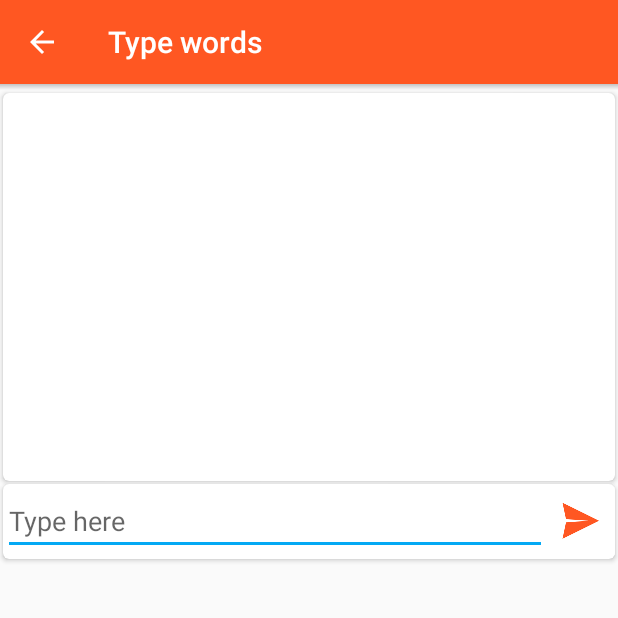
After one commit to polis89/GermanVerbs, an Android app: the FullWordTypeGameActivity screen opened directly, with no data from a screen before it, on a phone screen of 412 x 824 dp, the top half of it. The commit adds this screen. Run offline under Robolectric (Android 15) with nearby library versions, the phone set to English and light mode, and no system bars; 7 statements that could not run were skipped.

Commit message:
Add full type game activity

```diff
--- a/app/src/main/AndroidManifest.xml
+++ b/app/src/main/AndroidManifest.xml
@@ -36,6 +36,12 @@
             android:parentActivityName=".MainActivity"
             android:screenOrientation="portrait"/>
 
+        <activity android:name=".games.FullWordTypeGameActivity"
+            android:label="@string/full_type_word_game_activity_name"
+            android:theme="@style/AppTheme.NoActionBar"
+            android:parentActivityName=".MainActivity"
+            android:screenOrientation="portrait"/>
+
         <activity android:name=".games.ResultActivity"
             android:label="@string/result_activity_name"
             android:theme="@style/AppTheme.NoActionBar"
--- a/app/src/main/java/ru/polis/germanverbs/MainActivity.java
+++ b/app/src/main/java/ru/polis/germanverbs/MainActivity.java
@@ -41,6 +41,7 @@ public class MainActivity extends AppCompatActivity {
     public static final String SHARED_PREF_FIRST_LAUNCH_TAG = "first_launch"; //Переменная для определения первого запуска в SharedPrefs
     public static final String SHARED_PREF_CARDS_GAME_WORD_COUNT = "cards_game_word_count"; //Количество слов для изучения в игре-карточки
     public static final String SHARED_PREF_TYPE_WORD_GAME_WORD_COUNT = "type_word_game_word_count";
+    public static final String SHARED_PREF_FULL_TYPE_WORD_GAME_WORD_COUNT = "full_type_word_game_word_count";
 
     public Language language;
     private BottomBar bottomBar;
--- a/app/src/main/java/ru/polis/germanverbs/games/TypeWordGameActivity.java
+++ b/app/src/main/java/ru/polis/germanverbs/games/TypeWordGameActivity.java
@@ -186,11 +186,6 @@ public class TypeWordGameActivity extends AppCompatActivity implements TextView.
     }
 
     @Override
-    protected void onStop() {
-        super.onStop();
-    }
-
-    @Override
     public void onClick(View v) {
         if(!pause) {
             switch (v.getId()) {
--- a/app/src/main/res/layout/fragment_practice.xml
+++ b/app/src/main/res/layout/fragment_practice.xml
@@ -132,7 +132,7 @@
         <!-- A CardView for Game 4 -->
         <android.support.v7.widget.CardView
             xmlns:card_view="http://schemas.android.com/apk/res-auto"
-            android:id="@+id/card_view_game_4"
+            android:id="@+id/card_view_game_type_full_words"
             android:layout_gravity="center"
             android:layout_width="0dp"
             android:layout_height="match_parent"
@@ -151,7 +151,7 @@
                     android:layout_width="wrap_content"
                     android:layout_height="wrap_content"
                     android:layout_centerInParent="true"
-                    android:text="Game 4"/>
+                    android:text="@string/full_word_type"/>
                 <ImageView
                     android:layout_width="wrap_content"
                     android:layout_height="wrap_content"
--- /dev/null
+++ b/app/src/main/res/layout/full_word_type_game_layout.xml
@@ -0,0 +1,98 @@
+<?xml version="1.0" encoding="utf-8"?>
+<LinearLayout xmlns:android="http://schemas.android.com/apk/res/android"
+    xmlns:app="http://schemas.android.com/apk/res-auto"
+    xmlns:tools="http://schemas.android.com/tools"
+    android:layout_width="match_parent"
+    android:layout_height="match_parent"
+    android:fitsSystemWindows="true"
+    tools:context="ru.polis.germanverbs.games.CardsGameActivity"
+    android:orientation="vertical">
+
+    <android.support.v7.widget.Toolbar
+        android:id="@+id/toolbar"
+        android:layout_width="match_parent"
+        android:layout_height="?attr/actionBarSize"
+        android:background="?attr/colorPrimary"
+        app:popupTheme="@style/AppTheme.PopupOverlay"
+        app:titleTextColor="@color/colorTextOrIcons"
+        app:theme="@style/ThemeOverlay.AppCompat.Dark.ActionBar"/>
+
+    <View
+        android:layout_width="match_parent"
+        android:layout_height="4dp"
+        android:background="@drawable/toolbar_shadow" />
+
+    <android.support.v7.widget.CardView
+        android:layout_width="match_parent"
+        android:layout_height="0dp"
+        xmlns:card_view="http://schemas.android.com/apk/res-auto"
+        android:layout_gravity="center"
+        android:layout_weight="3"
+        card_view:cardCornerRadius="4dp"
+        android:layout_margin="2dp"
+        android:id="@+id/card_view_main">
+
+        <LinearLayout
+            android:layout_width="wrap_content"
+            android:layout_height="wrap_content"
+            android:layout_gravity="center"
+            android:orientation="vertical">
+
+            <TextView
+                android:layout_width="wrap_content"
+                android:layout_height="wrap_content"
+                android:id="@+id/type_word_translate_text_view"
+                android:textAppearance="?android:attr/textAppearanceMedium"
+                android:layout_gravity="center"/>
+
+            <TextView
+                android:layout_width="wrap_content"
+                android:layout_height="wrap_content"
+                android:id="@+id/type_word_question_text_view"
+                android:textAppearance="?android:attr/textAppearanceMedium"
+                android:layout_gravity="center"/>
+        </LinearLayout>
+
+    </android.support.v7.widget.CardView>
+
+    <android.support.v7.widget.CardView
+        android:layout_width="match_parent"
+        android:layout_height="50dp"
+        xmlns:card_view="http://schemas.android.com/apk/res-auto"
+        android:layout_gravity="center"
+        card_view:cardCornerRadius="4dp"
+        android:layout_marginRight="2dp"
+        android:layout_marginLeft="2dp"
+        android:id="@+id/answer_card_view">
+
+        <LinearLayout
+            android:layout_width="match_parent"
+            android:layout_height="wrap_content"
+            android:layout_gravity="center_vertical">
+
+            <EditText
+                android:layout_width="0dp"
+                android:layout_height="@dimen/type_word_answer_height"
+                android:id="@+id/type_word_answer_edit_text"
+                android:inputType="text"
+                android:layout_weight="1"
+                android:hint="@string/type_word_hint"/>
+
+            <ImageButton
+                android:layout_width="@dimen/type_word_answer_height"
+                android:layout_height="@dimen/type_word_answer_height"
+                android:id="@+id/type_word_answer_button"
+                android:contentDescription="@string/type_word_button_dsc"
+                android:src="@mipmap/ic_check_answer"
+                android:background="@color/colorTextOrIcons" />
+
+        </LinearLayout>
+
+    </android.support.v7.widget.CardView>
+
+    <TextView
+        android:layout_width="wrap_content"
+        android:layout_height="wrap_content"
+        android:layout_weight="5"/>
+
+</LinearLayout>
--- a/app/src/main/res/values/strings.xml
+++ b/app/src/main/res/values/strings.xml
@@ -38,4 +38,9 @@
     <string name="type_word">Type word</string>
     <string name="type_word_hint">Type here</string>
     <string name="type_word_button_dsc">check answer</string>
+    <string name="full_type_word_game_activity_name">Type words</string>
+    <string name="hint_presens">Enter verb in presens</string>
+    <string name="hint_prateritum">Enter verb in präteritum</string>
+    <string name="hint_perfect">Enter verb in perfect</string>
+    <string name="full_word_type">Full word type</string>
 </resources>
```
Also changed, not shown: app/src/main/java/ru/polis/germanverbs/PracticeFragment.java (+13 -3 lines), app/src/main/java/ru/polis/germanverbs/games/FullWordTypeGameActivity.java (added, +238 -0 lines), app/src/main/res/layout/true_false_layout.xml (+23 -23 lines).
